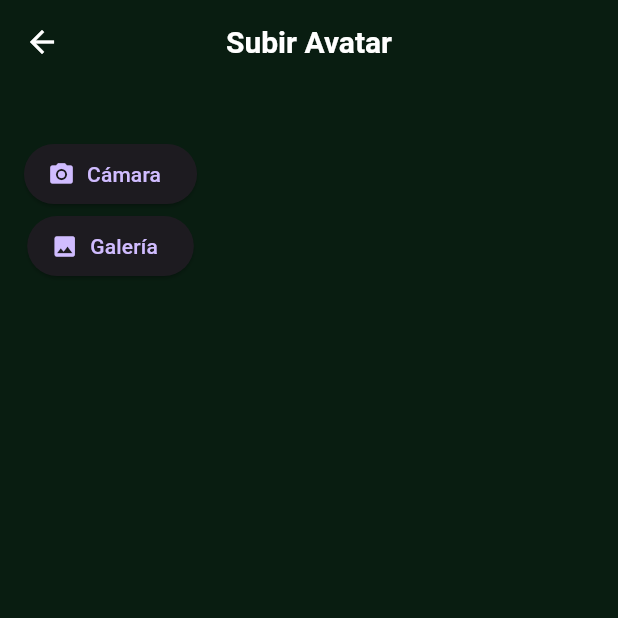
After one commit to FranGonzalez7/football-project, a Flutter app: the HomeScreen screen opened by its route, after a tap on "Probar subida de avatar", on a phone screen of 412 x 824 dp, the top half of it. The commit adds this screen. Run offline on Flutter 3.47's test engine with Material 3 defaults, Android fonts, the phone set to English and light mode, and no system bars; our stand-ins replace cloud_firestore, firebase_auth, firebase_core, firebase_storage, image_picker; accounts and stored records are empty.

Commit message:
añadimos dependencias para storage y ponemos screen de prueba para fotos

```diff
--- /dev/null
+++ b/devtools_options.yaml
@@ -0,0 +1,3 @@
+description: This file stores settings for Dart & Flutter DevTools.
+documentation: https://docs.flutter.dev/tools/devtools/extensions#configure-extension-enablement-states
+extensions:
--- /dev/null
+++ b/lib/prueba/upload_avatar_test.dart
@@ -0,0 +1,72 @@
+import 'dart:io';
+import 'package:flutter/material.dart';
+import 'package:firebase_storage/firebase_storage.dart';
+import 'package:image_picker/image_picker.dart';
+import 'package:path/path.dart' as path;
+import 'package:path_provider/path_provider.dart';
+
+class UploadAvatarTest extends StatefulWidget {
+  const UploadAvatarTest({super.key});
+
+  @override
+  State<UploadAvatarTest> createState() => _UploadAvatarTestState();
+}
+
+class _UploadAvatarTestState extends State<UploadAvatarTest> {
+  File? _imageFile;
+  String? _downloadUrl;
+  final ImagePicker _picker = ImagePicker();
+
+  Future<void> _pickImage(ImageSource source) async {
+    final pickedFile = await _picker.pickImage(source: source, imageQuality: 75);
+    if (pickedFile != null) {
+      setState(() {
+        _imageFile = File(pickedFile.path);
+      });
+      await _uploadImage();
+    }
+  }
+
+  Future<void> _uploadImage() async {
+    if (_imageFile == null) return;
+
+    final fileName = path.basename(_imageFile!.path);
+    final ref = FirebaseStorage.instance.ref().child('avatars/$fileName');
+
+    final uploadTask = await ref.putFile(_imageFile!);
+    final url = await uploadTask.ref.getDownloadURL();
+
+    setState(() {
+      _downloadUrl = url;
+    });
+  }
+
+  @override
+  Widget build(BuildContext context) {
+    return Scaffold(
+      appBar: AppBar(title: const Text('Subir Avatar')),
+      body: Padding(
+        padding: const EdgeInsets.all(16),
+        child: Column(
+          children: [
+            if (_imageFile != null)
+              Image.file(_imageFile!, height: 150),
+            if (_downloadUrl != null)
+              Text('URL:\n$_downloadUrl', textAlign: TextAlign.center),
+            const SizedBox(height: 20),
+            ElevatedButton.icon(
+              icon: const Icon(Icons.camera_alt),
+              label: const Text('Cámara'),
+              onPressed: () => _pickImage(ImageSource.camera),
+            ),
+            ElevatedButton.icon(
+              icon: const Icon(Icons.image),
+              label: const Text('Galería'),
+              onPressed: () => _pickImage(ImageSource.gallery),
+            ),
+          ],
+        ),
+      ),
+    );
+  }
+}
--- a/lib/screens/home/home_screen.dart
+++ b/lib/screens/home/home_screen.dart
@@ -1,6 +1,7 @@
 import 'package:cloud_firestore/cloud_firestore.dart';
 import 'package:firebase_auth/firebase_auth.dart';
 import 'package:flutter/material.dart';
+import 'package:football_picker/prueba/upload_avatar_test.dart';
 import 'package:football_picker/services/auth_service.dart';
 import 'package:football_picker/widgets/appbar_menu_button.dart';
 
@@ -108,6 +109,21 @@ class _HomeScreenState extends State<HomeScreen> {
               'Group Code: ${groupCode ?? 'desconocido'}',
               style: TextStyle(fontSize: 20, color: Colors.white),
             ),
+
+            const SizedBox(height: 36,),
+
+            ElevatedButton.icon(
+              icon: const Icon(Icons.upload_file),
+              label: const Text('Probar subida de avatar'),
+              onPressed: () {
+                Navigator.push(
+                  context,
+                  MaterialPageRoute(
+                    builder: (_) => const UploadAvatarTest(),
+                  ),
+                );
+              },
+            ),
           ],
         ),
       ),
--- a/pubspec.yaml
+++ b/pubspec.yaml
@@ -10,9 +10,13 @@ dependencies:
   cloud_firestore: ^5.6.8
   firebase_auth: ^5.5.4
   firebase_core: ^3.13.1
+  firebase_storage: ^12.4.10
   flutter:
     sdk: flutter
   font_awesome_flutter: ^10.8.0
+  image_picker: ^1.1.2
+  path: ^1.9.1
+  path_provider: ^2.1.5
   provider: ^6.1.5
 
 dev_dependencies:
```
Also changed, not shown: pubspec.lock, 9 other files.
